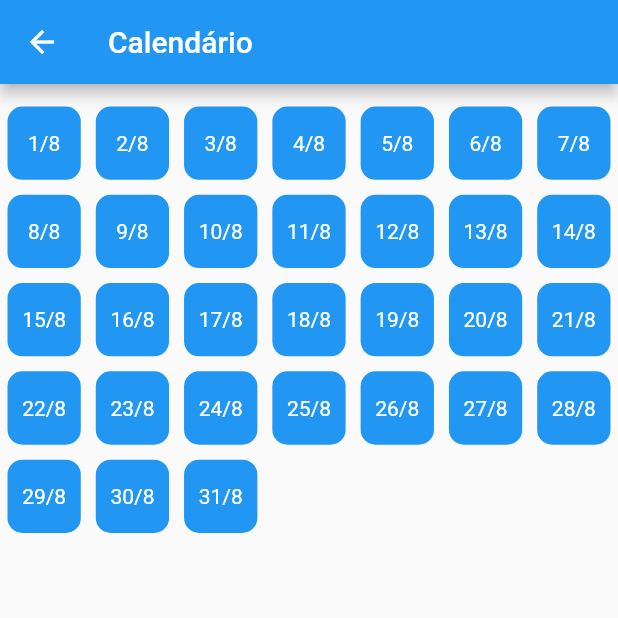
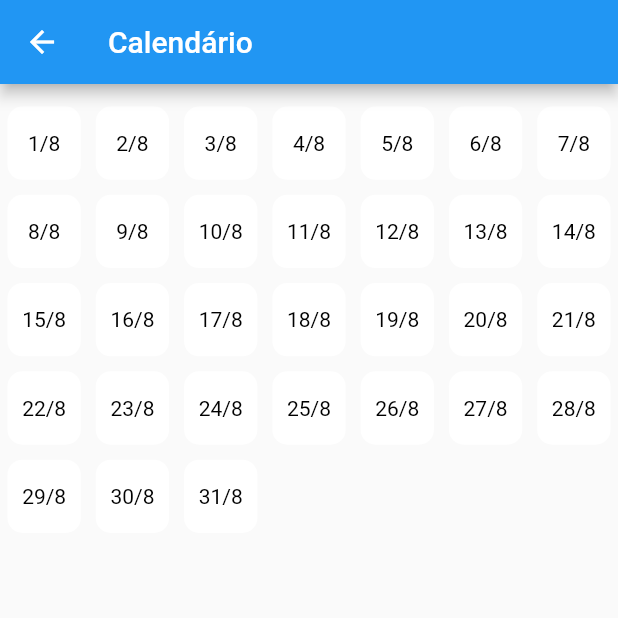
Before and after one commit to lutzzdias/calendar-flutter, a Flutter app: the CalendarPage screen opened directly, on a phone screen of 412 x 824 dp, the top half of it. Run offline on Flutter 3.47's test engine with Material 2 defaults, Android fonts, the phone set to English and light mode, and no system bars; our stand-ins replace objectbox; generated files the repository leaves out were written again.

```diff
--- a/lib/Presentation/Widgets/CalendarPage/calendar_day.dart
+++ b/lib/Presentation/Widgets/CalendarPage/calendar_day.dart
@@ -1,5 +1,7 @@
+import 'package:calendar/Presentation/Controllers/Meal/meal_controller.dart';
 import 'package:calendar/Presentation/Pages/day_page.dart';
 import 'package:flutter/material.dart';
+import 'package:provider/provider.dart';
 
 class CalendarDay extends StatelessWidget {
   final DateTime date;
@@ -8,6 +10,7 @@ class CalendarDay extends StatelessWidget {
 
   @override
   Widget build(BuildContext context) {
+    MealController mealController = Provider.of<MealController>(context);
     return GestureDetector(
       onTap: () => Navigator.push(context,
           MaterialPageRoute(builder: (context) => DayPage(date: date))),
@@ -15,16 +18,26 @@ class CalendarDay extends StatelessWidget {
         margin: const EdgeInsets.all(5),
         decoration: BoxDecoration(
           borderRadius: BorderRadius.circular(10),
-          color: Colors.blue,
+          color: isEmpty(mealController) ? Colors.white : Colors.blue,
         ),
         width: 50,
         height: 50,
         child: Center(
             child: Text(
           "${date.day}/${date.month}",
-          style: const TextStyle(color: Colors.white),
+          style: TextStyle(
+            color: isEmpty(mealController) ? Colors.black : Colors.white,
+          ),
         )),
       ),
     );
   }
+
+  bool isEmpty(MealController mealController) {
+    if (mealController.getAllMeals().where((x) => x.date == date).isNotEmpty) {
+      return false;
+    } else {
+      return true;
+    }
+  }
 }
--- a/lib/Presentation/Widgets/MealPage/food_button.dart
+++ b/lib/Presentation/Widgets/MealPage/food_button.dart
@@ -3,8 +3,10 @@ import 'package:flutter/material.dart';
 
 class FoodButton extends StatefulWidget {
   final Food food;
+  ValueChanged<bool> isToggled;
 
-  const FoodButton({Key? key, required this.food}) : super(key: key);
+  FoodButton({Key? key, required this.food, required this.isToggled})
+      : super(key: key);
 
   @override
   State<FoodButton> createState() => _FoodButtonState();
@@ -19,6 +21,7 @@ class _FoodButtonState extends State<FoodButton> {
       onTap: () {
         setState(() {
           isToggled = !isToggled;
+          widget.isToggled(isToggled);
         });
       },
       child: Container(
```
Also changed, not shown: lib/Presentation/Pages/meal_page.dart (+28 -8 lines).
